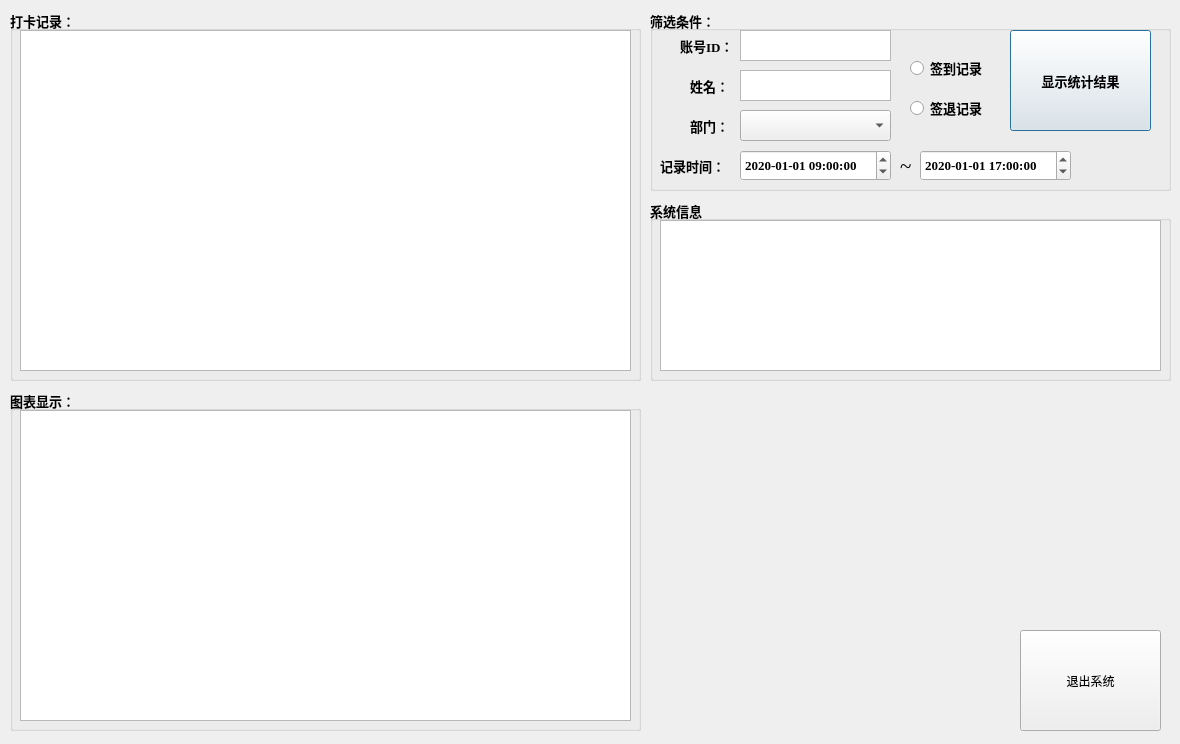
This is src/WorkAttendanceSys/WorkAttendanceAdmin.ui in Liupeter01/WorkAttendanceQT as Qt 5 draws it before an edit. The edited form follows.
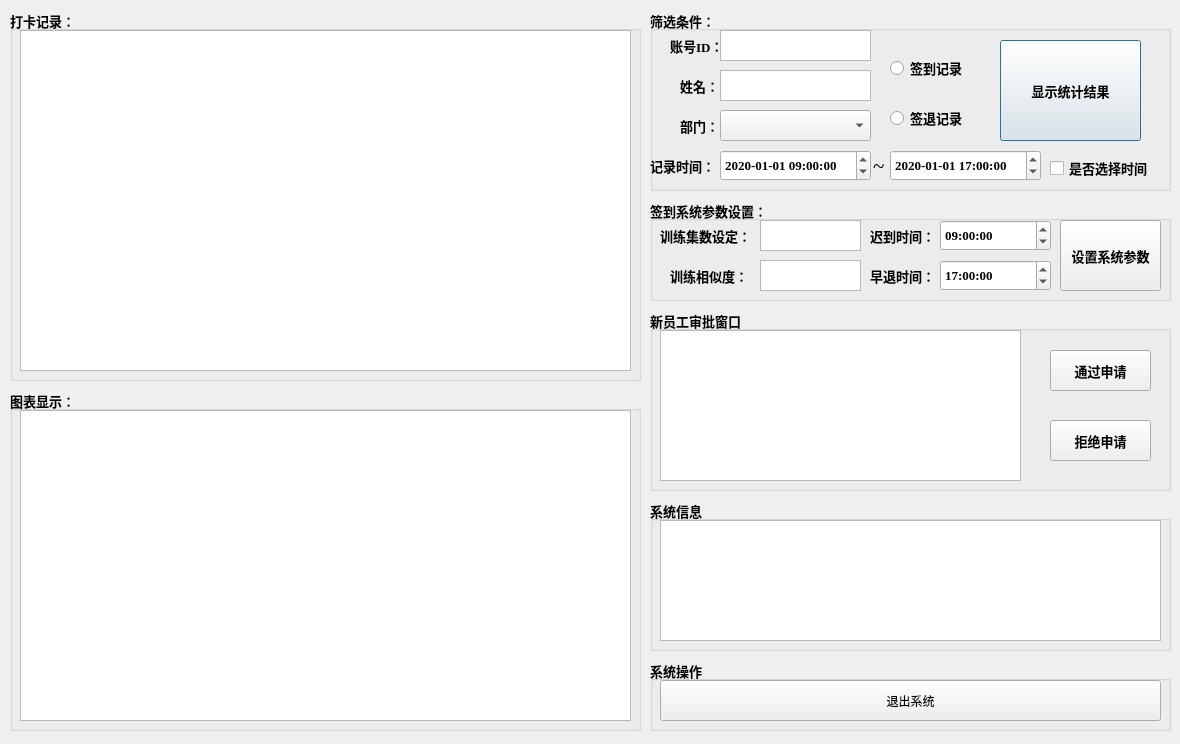
This is the edited form.

Commit message: 1.将QTableView类型进行封装，方便外部函数操作 2.在数据库模块中修改函数使得其可以返回能在表格结构中可以直接使用的二元组结构 3.增加：管理员账户提供的设置系统参数 4.增加：管理员系统的特有的初始化函数(所有管理员的UI界面执行预先初始化)

Diff of the .ui file:
```diff
--- a/src/WorkAttendanceSys/WorkAttendanceAdmin.ui
+++ b/src/WorkAttendanceSys/WorkAttendanceAdmin.ui
@@ -33,7 +33,7 @@
    <property name="title">
     <string>打卡记录：</string>
    </property>
-   <widget class="QTableView" name="tableView_2">
+   <widget class="QTableView" name="AttendenceRecord">
     <property name="geometry">
      <rect>
       <x>10</x>
@@ -98,8 +98,8 @@
    <widget class="QPushButton" name="DisplayStatistics">
     <property name="geometry">
      <rect>
-      <x>360</x>
-      <y>20</y>
+      <x>350</x>
+      <y>30</y>
       <width>141</width>
       <height>101</height>
      </rect>
@@ -111,7 +111,7 @@
    <widget class="QDateTimeEdit" name="LeftTime">
     <property name="geometry">
      <rect>
-      <x>90</x>
+      <x>70</x>
       <y>140</y>
       <width>151</width>
       <height>31</height>
@@ -134,7 +134,7 @@
    <widget class="QDateTimeEdit" name="RightTime">
     <property name="geometry">
      <rect>
-      <x>270</x>
+      <x>240</x>
       <y>140</y>
       <width>151</width>
       <height>31</height>
@@ -157,9 +157,9 @@
    <widget class="QLabel" name="label">
     <property name="geometry">
      <rect>
-      <x>250</x>
+      <x>223</x>
       <y>140</y>
-      <width>54</width>
+      <width>61</width>
       <height>31</height>
      </rect>
     </property>
@@ -177,7 +177,7 @@
    <widget class="QLabel" name="id_label">
     <property name="geometry">
      <rect>
-      <x>10</x>
+      <x>0</x>
       <y>140</y>
       <width>71</width>
       <height>31</height>
@@ -197,7 +197,7 @@
    <widget class="QComboBox" name="comboBox">
     <property name="geometry">
      <rect>
-      <x>90</x>
+      <x>70</x>
       <y>100</y>
       <width>151</width>
       <height>31</height>
@@ -213,7 +213,7 @@
    <widget class="QTextEdit" name="NameInput">
     <property name="geometry">
      <rect>
-      <x>90</x>
+      <x>70</x>
       <y>60</y>
       <width>151</width>
       <height>31</height>
@@ -229,7 +229,7 @@
    <widget class="QLabel" name="id_label_2">
     <property name="geometry">
      <rect>
-      <x>30</x>
+      <x>20</x>
       <y>20</y>
       <width>54</width>
       <height>31</height>
@@ -249,7 +249,7 @@
    <widget class="QTextEdit" name="UserID">
     <property name="geometry">
      <rect>
-      <x>90</x>
+      <x>70</x>
       <y>20</y>
       <width>151</width>
       <height>31</height>
@@ -265,7 +265,7 @@
    <widget class="QLabel" name="name_label">
     <property name="geometry">
      <rect>
-      <x>40</x>
+      <x>30</x>
       <y>60</y>
       <width>54</width>
       <height>31</height>
@@ -285,7 +285,7 @@
    <widget class="QLabel" name="label_2">
     <property name="geometry">
      <rect>
-      <x>40</x>
+      <x>30</x>
       <y>100</y>
       <width>54</width>
       <height>31</height>
@@ -304,8 +304,8 @@
    <widget class="QRadioButton" name="SignOutTable">
     <property name="geometry">
      <rect>
-      <x>260</x>
-      <y>90</y>
+      <x>240</x>
+      <y>100</y>
       <width>89</width>
       <height>16</height>
      </rect>
@@ -317,7 +317,7 @@
    <widget class="QRadioButton" name="AttendenceTable">
     <property name="geometry">
      <rect>
-      <x>260</x>
+      <x>240</x>
       <y>50</y>
       <width>89</width>
       <height>16</height>
@@ -327,14 +327,27 @@
      <string>签到记录</string>
     </property>
    </widget>
+   <widget class="QCheckBox" name="isTimeEnabled">
+    <property name="geometry">
+     <rect>
+      <x>400</x>
+      <y>150</y>
+      <width>111</width>
+      <height>16</height>
+     </rect>
+    </property>
+    <property name="text">
+     <string>是否选择时间</string>
+    </property>
+   </widget>
   </widget>
   <widget class="QPushButton" name="QuitSys">
    <property name="geometry">
     <rect>
-     <x>1020</x>
-     <y>630</y>
-     <width>141</width>
-     <height>101</height>
+     <x>660</x>
+     <y>680</y>
+     <width>501</width>
+     <height>41</height>
     </rect>
    </property>
    <property name="text">
@@ -345,9 +358,9 @@
    <property name="geometry">
     <rect>
      <x>650</x>
-     <y>200</y>
+     <y>500</y>
      <width>521</width>
-     <height>181</height>
+     <height>151</height>
     </rect>
    </property>
    <property name="font">
@@ -367,11 +380,296 @@
       <x>10</x>
       <y>20</y>
       <width>501</width>
+      <height>121</height>
+     </rect>
+    </property>
+   </widget>
+  </widget>
+  <widget class="QGroupBox" name="groupBox_4">
+   <property name="geometry">
+    <rect>
+     <x>650</x>
+     <y>200</y>
+     <width>521</width>
+     <height>101</height>
+    </rect>
+   </property>
+   <property name="font">
+    <font>
+     <family>Times New Roman</family>
+     <pointsize>10</pointsize>
+     <weight>75</weight>
+     <bold>true</bold>
+    </font>
+   </property>
+   <property name="title">
+    <string>签到系统参数设置：</string>
+   </property>
+   <widget class="QPushButton" name="CommitParam">
+    <property name="geometry">
+     <rect>
+      <x>410</x>
+      <y>20</y>
+      <width>101</width>
+      <height>71</height>
+     </rect>
+    </property>
+    <property name="text">
+     <string>设置系统参数</string>
+    </property>
+   </widget>
+   <widget class="QDateTimeEdit" name="LateTimeSet">
+    <property name="geometry">
+     <rect>
+      <x>290</x>
+      <y>20</y>
+      <width>111</width>
+      <height>31</height>
+     </rect>
+    </property>
+    <property name="dateTime">
+     <datetime>
+      <hour>9</hour>
+      <minute>0</minute>
+      <second>0</second>
+      <year>2020</year>
+      <month>1</month>
+      <day>1</day>
+     </datetime>
+    </property>
+    <property name="displayFormat">
+     <string>hh:mm:ss</string>
+    </property>
+   </widget>
+   <widget class="QLabel" name="id_label_3">
+    <property name="geometry">
+     <rect>
+      <x>220</x>
+      <y>20</y>
+      <width>71</width>
+      <height>31</height>
+     </rect>
+    </property>
+    <property name="font">
+     <font>
+      <family>Times New Roman</family>
+      <weight>75</weight>
+      <bold>true</bold>
+     </font>
+    </property>
+    <property name="text">
+     <string>迟到时间：</string>
+    </property>
+   </widget>
+   <widget class="QTextEdit" name="TranningSimilarity">
+    <property name="geometry">
+     <rect>
+      <x>110</x>
+      <y>60</y>
+      <width>101</width>
+      <height>31</height>
+     </rect>
+    </property>
+    <property name="font">
+     <font>
+      <family>Times New Roman</family>
+      <pointsize>10</pointsize>
+     </font>
+    </property>
+   </widget>
+   <widget class="QLabel" name="id_label_4">
+    <property name="geometry">
+     <rect>
+      <x>10</x>
+      <y>20</y>
+      <width>101</width>
+      <height>31</height>
+     </rect>
+    </property>
+    <property name="font">
+     <font>
+      <family>Times New Roman</family>
+      <weight>75</weight>
+      <bold>true</bold>
+     </font>
+    </property>
+    <property name="text">
+     <string>训练集数设定：</string>
+    </property>
+   </widget>
+   <widget class="QTextEdit" name="TranningSet">
+    <property name="geometry">
+     <rect>
+      <x>110</x>
+      <y>20</y>
+      <width>101</width>
+      <height>31</height>
+     </rect>
+    </property>
+    <property name="font">
+     <font>
+      <family>Times New Roman</family>
+      <pointsize>10</pointsize>
+     </font>
+    </property>
+   </widget>
+   <widget class="QLabel" name="name_label_2">
+    <property name="geometry">
+     <rect>
+      <x>20</x>
+      <y>60</y>
+      <width>111</width>
+      <height>31</height>
+     </rect>
+    </property>
+    <property name="font">
+     <font>
+      <family>Times New Roman</family>
+      <weight>75</weight>
+      <bold>true</bold>
+     </font>
+    </property>
+    <property name="text">
+     <string>训练相似度：</string>
+    </property>
+   </widget>
+   <widget class="QLabel" name="id_label_5">
+    <property name="geometry">
+     <rect>
+      <x>220</x>
+      <y>60</y>
+      <width>71</width>
+      <height>31</height>
+     </rect>
+    </property>
+    <property name="font">
+     <font>
+      <family>Times New Roman</family>
+      <weight>75</weight>
+      <bold>true</bold>
+     </font>
+    </property>
+    <property name="text">
+     <string>早退时间：</string>
+    </property>
+   </widget>
+   <widget class="QDateTimeEdit" name="LeaveEarilyTimeSet">
+    <property name="geometry">
+     <rect>
+      <x>290</x>
+      <y>60</y>
+      <width>111</width>
+      <height>31</height>
+     </rect>
+    </property>
+    <property name="dateTime">
+     <datetime>
+      <hour>17</hour>
+      <minute>0</minute>
+      <second>0</second>
+      <year>2020</year>
+      <month>1</month>
+      <day>1</day>
+     </datetime>
+    </property>
+    <property name="time">
+     <time>
+      <hour>17</hour>
+      <minute>0</minute>
+      <second>0</second>
+     </time>
+    </property>
+    <property name="displayFormat">
+     <string>hh:mm:ss</string>
+    </property>
+   </widget>
+  </widget>
+  <widget class="QGroupBox" name="groupBox_7">
+   <property name="geometry">
+    <rect>
+     <x>650</x>
+     <y>660</y>
+     <width>521</width>
+     <height>71</height>
+    </rect>
+   </property>
+   <property name="font">
+    <font>
+     <family>Times New Roman</family>
+     <pointsize>10</pointsize>
+     <weight>75</weight>
+     <bold>true</bold>
+    </font>
+   </property>
+   <property name="title">
+    <string>系统操作</string>
+   </property>
+  </widget>
+  <widget class="QGroupBox" name="groupBox_8">
+   <property name="geometry">
+    <rect>
+     <x>650</x>
+     <y>310</y>
+     <width>521</width>
+     <height>181</height>
+    </rect>
+   </property>
+   <property name="font">
+    <font>
+     <family>Times New Roman</family>
+     <pointsize>10</pointsize>
+     <weight>75</weight>
+     <bold>true</bold>
+    </font>
+   </property>
+   <property name="title">
+    <string>新员工审批窗口</string>
+   </property>
+   <widget class="QTableView" name="newEmployee">
+    <property name="geometry">
+     <rect>
+      <x>10</x>
+      <y>20</y>
+      <width>361</width>
       <height>151</height>
      </rect>
     </property>
    </widget>
+   <widget class="QPushButton" name="Accept">
+    <property name="geometry">
+     <rect>
+      <x>400</x>
+      <y>40</y>
+      <width>101</width>
+      <height>41</height>
+     </rect>
+    </property>
+    <property name="text">
+     <string>通过申请</string>
+    </property>
+   </widget>
+   <widget class="QPushButton" name="Denied">
+    <property name="geometry">
+     <rect>
+      <x>400</x>
+      <y>110</y>
+      <width>101</width>
+      <height>41</height>
+     </rect>
+    </property>
+    <property name="text">
+     <string>拒绝申请</string>
+    </property>
+   </widget>
   </widget>
+  <zorder>groupBox_7</zorder>
+  <zorder>groupBox_5</zorder>
+  <zorder>groupBox_6</zorder>
+  <zorder>groupBox_2</zorder>
+  <zorder>QuitSys</zorder>
+  <zorder>groupBox_3</zorder>
+  <zorder>groupBox_4</zorder>
+  <zorder>groupBox_8</zorder>
  </widget>
  <resources/>
  <connections/>
```
The commit also changes 12 other files.
